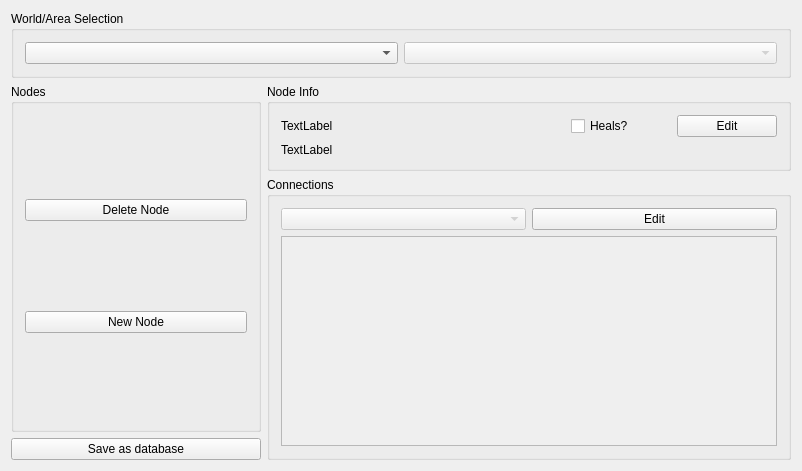
The window that randovania/gui/ui_files/data_editor.ui (randovania/randovania) describes before a commit, drawn with Qt 5.
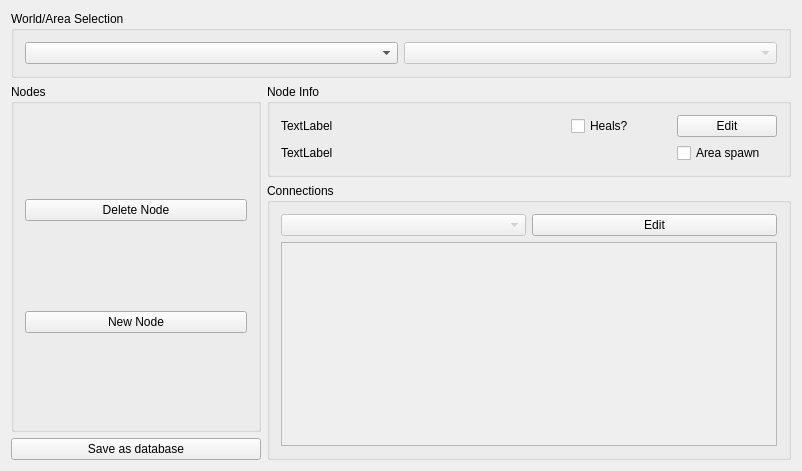
The same window after the commit.

Commit message: Add UI for changing the default spawn point.

Patch:
```diff
--- a/randovania/gui/ui_files/data_editor.ui
+++ b/randovania/gui/ui_files/data_editor.ui
@@ -93,8 +93,8 @@
            <rect>
             <x>0</x>
             <y>0</y>
-            <width>502</width>
-            <height>224</height>
+            <width>487</width>
+            <height>140</height>
            </rect>
           </property>
          </widget>
@@ -147,13 +147,6 @@
          </property>
         </widget>
        </item>
-       <item row="1" column="0" colspan="3">
-        <widget class="QLabel" name="node_details_label">
-         <property name="text">
-          <string>TextLabel</string>
-         </property>
-        </widget>
-       </item>
        <item row="0" column="1">
         <widget class="QCheckBox" name="node_heals_check">
          <property name="maximumSize">
@@ -180,6 +173,20 @@
          </property>
         </widget>
        </item>
+       <item row="1" column="0" colspan="2">
+        <widget class="QLabel" name="node_details_label">
+         <property name="text">
+          <string>TextLabel</string>
+         </property>
+        </widget>
+       </item>
+       <item row="1" column="2">
+        <widget class="QCheckBox" name="area_spawn_check">
+         <property name="text">
+          <string>Area spawn</string>
+         </property>
+        </widget>
+       </item>
       </layout>
      </widget>
     </item>
```
The commit also changes 2 other files.
